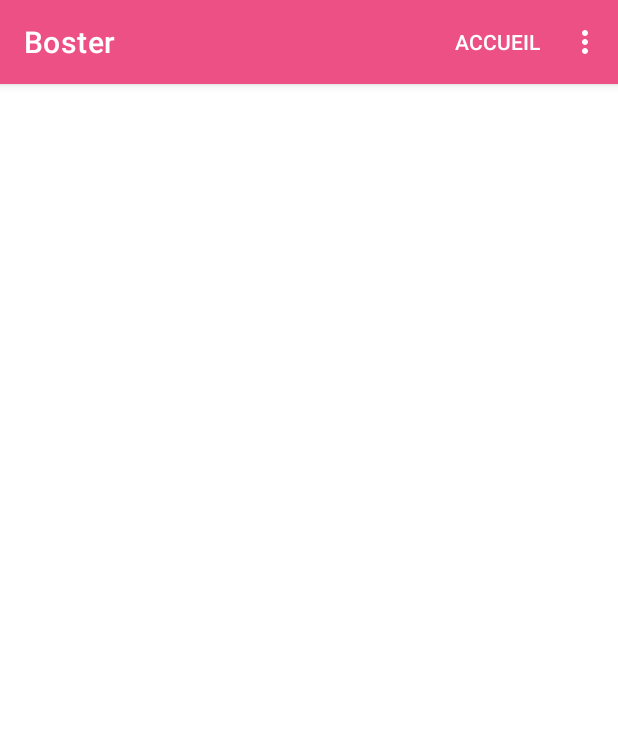
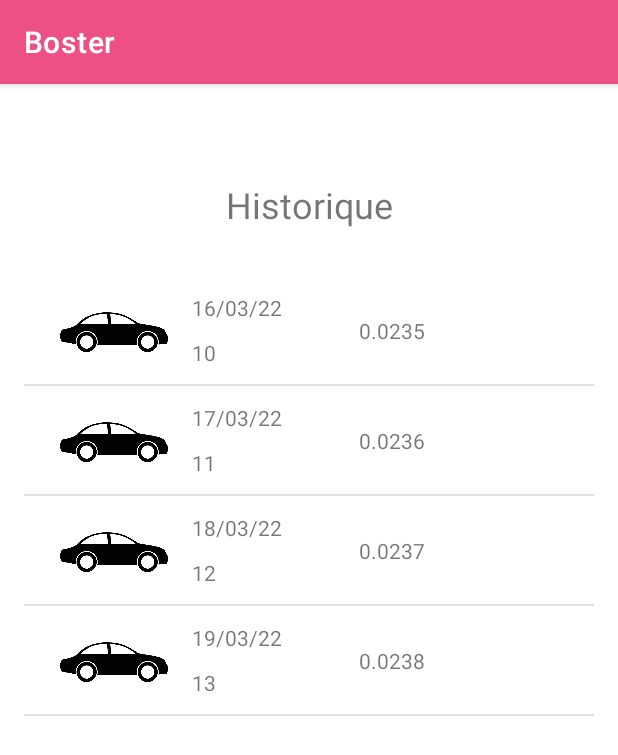
Before and after one commit to Linasa64/Boster, an Android app: the screen it shows after launch (Historique before the commit, Historique2 after it), after a tap on "HISTORIQUE", on a phone screen of 412 x 824 dp. Shown: the top 755 px of the screen. Run offline under Robolectric (Android 15) with nearby library versions, the phone set to English and light mode, and no system bars.

Commit message:
Historique 2
Il faut aller dans mainActivity.java et modifier si on veut revenir à l'historique comme avant

```diff
--- a/app/src/main/AndroidManifest.xml
+++ b/app/src/main/AndroidManifest.xml
@@ -9,6 +9,9 @@
         android:roundIcon="@mipmap/ic_launcher_round"
         android:supportsRtl="true"
         android:theme="@style/Theme.Boster">
+        <activity
+            android:name=".Historique2"
+            android:exported="true" />
         <activity
             android:name=".Consulter"
             android:exported="true" />
--- /dev/null
+++ b/app/src/main/java/com/example/boster/CustomListAdapter.java
@@ -0,0 +1,82 @@
+package com.example.boster;
+
+import android.content.Context;
+import android.util.Log;
+import android.view.LayoutInflater;
+import android.view.View;
+import android.view.ViewGroup;
+import android.widget.BaseAdapter;
+import android.widget.ImageView;
+import android.widget.TextView;
+import java.util.List;
+
+public class CustomListAdapter  extends BaseAdapter {
+
+    private final List<Deplacement> listData;
+    private final Context context;
+    private final LayoutInflater layoutInflater;
+
+    public CustomListAdapter(Context aContext,  List<Deplacement> listData) {
+        this.context = aContext;
+        this.listData = listData;
+        layoutInflater = LayoutInflater.from(aContext);
+    }
+
+    @Override
+    public int getCount() {
+        return listData.size();
+    }
+
+    @Override
+    public Object getItem(int position) {
+        return listData.get(position);
+    }
+
+    @Override
+    public long getItemId(int position) {
+        return position;
+    }
+
+    public View getView(int position, View convertView, ViewGroup parent) {
+        ViewHolder holder;
+        if (convertView == null) {
+            convertView = layoutInflater.inflate(R.layout.layout_liste_activites, null);
+            holder = new ViewHolder();
+            holder.modeTransportView = (ImageView) convertView.findViewById(R.id.iconeTransport);
+            holder.dateView = (TextView) convertView.findViewById(R.id.dateActivity);
+            holder.distanceView = (TextView) convertView.findViewById(R.id.distanceActivity);
+            holder.co2View = (TextView) convertView.findViewById(R.id.co2Activity);
+            convertView.setTag(holder);
+        } else {
+            holder = (ViewHolder) convertView.getTag();
+        }
+
+        Deplacement deplacement = this.listData.get(position);
+        holder.dateView.setText(deplacement.getDate());
+        holder.distanceView.setText(deplacement.getDistance());
+        holder.co2View.setText(deplacement.getCo2());
+
+        //int imageId = this.getMipmapResIdByName(deplacement.getFlagName());
+
+        holder.modeTransportView.setImageResource(R.drawable.voiture);
+
+        return convertView;
+    }
+
+    // Find Image ID corresponding to the name of the image (in the directory mipmap).
+    public int getMipmapResIdByName(String resName)  {
+        String pkgName = context.getPackageName();
+        // Return 0 if not found.
+        int resID = context.getResources().getIdentifier(resName , "mipmap", pkgName);
+        Log.i("CustomListView", "Res Name: "+ resName+"==> Res ID = "+ resID);
+        return resID;
+    }
+
+    static class ViewHolder {
+        ImageView modeTransportView;
+        TextView dateView;
+        TextView distanceView;
+        TextView co2View;
+    }
+
+}
--- /dev/null
+++ b/app/src/main/java/com/example/boster/Deplacement.java
@@ -0,0 +1,46 @@
+package com.example.boster;
+
+import androidx.annotation.NonNull;
+
+public class Deplacement {
+
+    private String date;
+    private String distance;
+    private String co2;
+
+    public Deplacement(String date, String distance, String co2) {
+        this.date = date;
+        this.distance = distance;
+        this.co2 = co2;
+    }
+
+    public String getDistance() {
+        return distance;
+    }
+
+    public String getDate() {
+        return date;
+    }
+
+    public String getCo2() {
+        return co2;
+    }
+
+    public void setCo2(String co2) {
+        this.co2 = co2;
+    }
+
+    public void setDistance(String distance) {
+        this.distance = distance;
+    }
+
+    public void setDate(String date) {
+        this.date = date;
+    }
+
+    @NonNull
+    @Override
+    public String toString() {
+        return "Deplacement du " + this.date + ": " + this.distance + " km, " + this.co2 + " non émis";
+    }
+}
--- /dev/null
+++ b/app/src/main/java/com/example/boster/Historique2.java
@@ -0,0 +1,50 @@
+package com.example.boster;
+
+import androidx.appcompat.app.AppCompatActivity;
+
+import android.os.Bundle;
+import android.view.View;
+import android.widget.AdapterView;
+import android.widget.ListView;
+import android.widget.Toast;
+
+import java.util.ArrayList;
+import java.util.List;
+
+public class Historique2 extends AppCompatActivity {
+
+    @Override
+    protected void onCreate(Bundle savedInstanceState) {
+        super.onCreate(savedInstanceState);
+        setContentView(R.layout.activity_historique);
+
+        List<Deplacement> deplacementDetail = getListData();
+
+        final ListView listView = (ListView) findViewById(R.id.listView);
+        listView.setAdapter(new CustomListAdapter(this, deplacementDetail));
+
+        listView.setOnItemClickListener(new AdapterView.OnItemClickListener() {
+            @Override
+            public void onItemClick(AdapterView<?> aV, View v, int position, long id) {
+                Object o = listView.getItemAtPosition(position);
+                Deplacement deplacement = (Deplacement) o;
+                Toast.makeText(Historique2.this, deplacement.toString(), Toast.LENGTH_LONG).show();
+            }
+        });
+    }
+
+    private List<Deplacement> getListData(){
+        List<Deplacement> list = new ArrayList<Deplacement>();
+        Deplacement a = new Deplacement("16/03/22", "10", "0.0235");
+        Deplacement b = new Deplacement("17/03/22", "11", "0.0236");
+        Deplacement c = new Deplacement("18/03/22", "12", "0.0237");
+        Deplacement d = new Deplacement("19/03/22", "13", "0.0238");
+
+        list.add(a);
+        list.add(b);
+        list.add(c);
+        list.add(d);
+
+        return list;
+    }
+}
--- a/app/src/main/java/com/example/boster/MainActivity.java
+++ b/app/src/main/java/com/example/boster/MainActivity.java
@@ -70,7 +70,7 @@ public class MainActivity extends AppCompatActivity {
     }
 
     public void onClickHistoriqueB(View v){
-        Intent intent = new Intent(MainActivity.this, Historique.class);
+        Intent intent = new Intent(MainActivity.this, Historique2.class);
         startActivity(intent);
         //finish();
     }
--- a/app/src/main/res/layout/activity_historique.xml
+++ b/app/src/main/res/layout/activity_historique.xml
@@ -6,35 +6,35 @@
     android:layout_height="match_parent"
     tools:context=".Historique">
 
-    <ListView
-        android:id="@+id/Historique"
-        android:layout_width="0dp"
-        android:layout_height="0dp"
-        android:layout_marginStart="24dp"
-        android:layout_marginTop="24dp"
+    <LinearLayout
+        android:id="@+id/linearLayout"
+        android:layout_width="match_parent"
+        android:layout_height="match_parent"
+        android:layout_marginStart="16dp"
+        android:layout_marginTop="128dp"
         android:layout_marginEnd="16dp"
         android:layout_marginBottom="16dp"
+        android:orientation="vertical"
         app:layout_constraintBottom_toBottomOf="parent"
         app:layout_constraintEnd_toEndOf="parent"
         app:layout_constraintStart_toStartOf="parent"
         app:layout_constraintTop_toTopOf="parent">
 
-        <TextView
-            android:id="@+id/textView1"
-            android:layout_width="wrap_content"
-            android:layout_height="wrap_content"
-            android:text="TextView" />
+        <ListView
+            android:id="@+id/listView"
+            android:layout_width="match_parent"
+            android:layout_height="match_parent" />
+    </LinearLayout>
 
-        <TextView
-            android:id="@+id/textView2"
-            android:layout_width="wrap_content"
-            android:layout_height="wrap_content"
-            android:text="TextView" />
-
-        <TextView
-            android:id="@+id/textView3"
-            android:layout_width="wrap_content"
-            android:layout_height="wrap_content"
-            android:text="TextView" />
-    </ListView>
+    <TextView
+        android:id="@+id/titreHistorique"
+        android:layout_width="wrap_content"
+        android:layout_height="wrap_content"
+        android:layout_marginTop="64dp"
+        android:text="@string/Historique"
+        android:textSize="24sp"
+        app:layout_constraintEnd_toEndOf="parent"
+        app:layout_constraintHorizontal_bias="0.5"
+        app:layout_constraintStart_toStartOf="parent"
+        app:layout_constraintTop_toTopOf="parent" />
 </androidx.constraintlayout.widget.ConstraintLayout>
--- /dev/null
+++ b/app/src/main/res/layout/layout_liste_activites.xml
@@ -0,0 +1,49 @@
+<?xml version="1.0" encoding="utf-8"?>
+<androidx.constraintlayout.widget.ConstraintLayout xmlns:android="http://schemas.android.com/apk/res/android"
+    xmlns:app="http://schemas.android.com/apk/res-auto"
+    xmlns:tools="http://schemas.android.com/tools"
+    android:layout_width="match_parent"
+    android:layout_height="match_parent">
+
+    <ImageView
+        android:id="@+id/iconeTransport"
+        android:layout_width="72dp"
+        android:layout_height="72dp"
+        android:layout_marginStart="24dp"
+        app:layout_constraintBottom_toBottomOf="parent"
+        app:layout_constraintStart_toStartOf="parent"
+        app:layout_constraintTop_toTopOf="parent"
+        app:srcCompat="@drawable/voiture" />
+
+    <TextView
+        android:id="@+id/dateActivity"
+        android:layout_width="114dp"
+        android:layout_height="wrap_content"
+        android:layout_marginStart="16dp"
+        android:text="TextView"
+        app:layout_constraintBottom_toTopOf="@+id/distanceActivity"
+        app:layout_constraintStart_toEndOf="@+id/iconeTransport"
+        app:layout_constraintTop_toTopOf="parent" />
+
+    <TextView
+        android:id="@+id/distanceActivity"
+        android:layout_width="116dp"
+        android:layout_height="wrap_content"
+        android:layout_marginStart="16dp"
+        android:text="TextView"
+        app:layout_constraintBottom_toBottomOf="parent"
+        app:layout_constraintStart_toEndOf="@+id/iconeTransport"
+        app:layout_constraintTop_toBottomOf="@+id/dateActivity" />
+
+    <TextView
+        android:id="@+id/co2Activity"
+        android:layout_width="151dp"
+        android:layout_height="wrap_content"
+        android:layout_marginStart="16dp"
+        android:layout_marginEnd="24dp"
+        android:text="TextView"
+        app:layout_constraintBottom_toBottomOf="parent"
+        app:layout_constraintEnd_toEndOf="parent"
+        app:layout_constraintStart_toEndOf="@+id/dateActivity"
+        app:layout_constraintTop_toTopOf="parent" />
+</androidx.constraintlayout.widget.ConstraintLayout>
```
Also changed, not shown: app/src/main/java/com/example/boster/Historique.java (+50 -0 lines).
